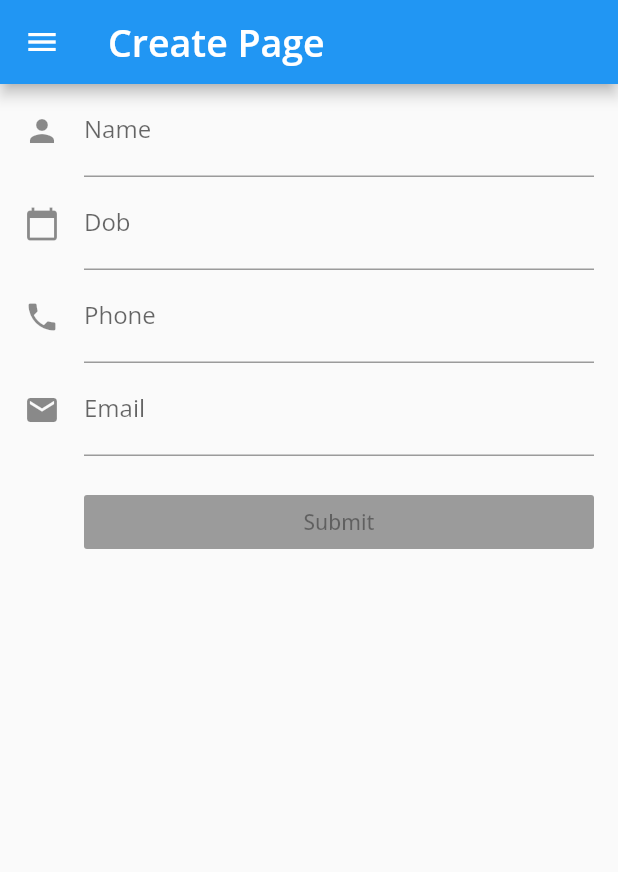
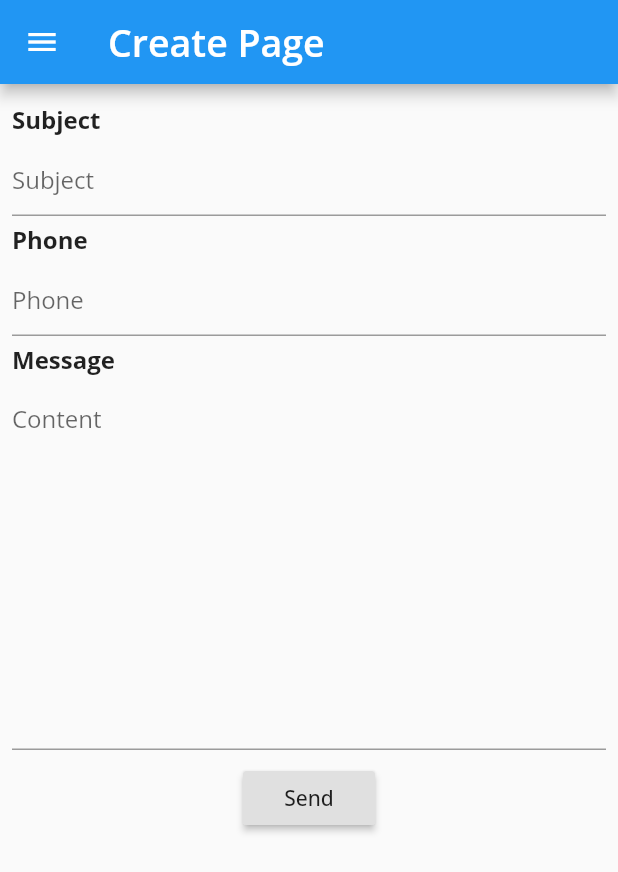
Before and after one commit to Ember555/simple-flutter, a Flutter app: the SecondScreen screen opened by its route, on a phone screen of 412 x 824 dp. Shown: the top 872 px of the screen. Run offline on Flutter 3.47's test engine with Material 2 defaults, Android fonts, the phone set to English and light mode, and no system bars; our stand-ins replace animated_background, carousel_slider; missing offline and left inert: firebase; accounts and stored records are empty; network calls fail.

Commit message:
add json to form lib

```diff
--- a/lib/components/secondPage.dart
+++ b/lib/components/secondPage.dart
@@ -1,5 +1,7 @@
 import 'package:flutter/material.dart';
-import 'package:flutter/services.dart';
+// import 'package:flutter/services.dart';
+import '../helper/jsonForm.dart';
+import 'dart:convert';
 
 class SecondScreen extends StatefulWidget {
   @override
@@ -9,7 +11,13 @@ class SecondScreen extends StatefulWidget {
 }
 
 class _SecondScreen extends State<SecondScreen> {
-  final GlobalKey<FormState> _formKey = GlobalKey<FormState>();
+  // final GlobalKey<FormState> _formKey = GlobalKey<FormState>();
+  String form = json.encode([
+    {'type': 'Input', 'title': 'Subject', 'placeholder': "Subject"},
+    {'type': 'Number', 'title': 'Phone', 'placeholder': "Phone"},
+    {'type': 'TareaText', 'title': 'Message', 'placeholder': "Content"},
+  ]);
+  dynamic response;
 
   @override
   Widget build(BuildContext context) {
@@ -68,59 +76,78 @@ class _SecondScreen extends State<SecondScreen> {
           ],
         ),
       ),
-      body: SafeArea(
-        top: false,
-        bottom: false,
-        child: Form(
-          key: _formKey,
-          autovalidate: true,
-          child: ListView(
-            padding: EdgeInsets.symmetric(horizontal: 16.0),
-            children: <Widget>[
-              TextFormField(
-                decoration: InputDecoration(
-                  icon: Icon(Icons.person),
-                  hintText: 'Enter your first and last name',
-                  labelText: 'Name',
-                ),
-              ),
-              TextFormField(
-                decoration: InputDecoration(
-                  icon: Icon(Icons.calendar_today),
-                  hintText: 'Enter your date of birth',
-                  labelText: 'Dob',
-                ),
-                keyboardType: TextInputType.datetime,
-              ),
-              TextFormField(
-                decoration: InputDecoration(
-                  icon: Icon(Icons.phone),
-                  hintText: 'Enter a phone number',
-                  labelText: 'Phone',
-                ),
-                keyboardType: TextInputType.phone,
-                inputFormatters: [
-                  WhitelistingTextInputFormatter.digitsOnly,
-                ],
-              ),
-              TextFormField(
-                decoration: InputDecoration(
-                  icon: Icon(Icons.email),
-                  hintText: 'Enter a email address',
-                  labelText: 'Email',
-                ),
-                keyboardType: TextInputType.emailAddress,
-              ),
-              Container(
-                  padding: EdgeInsets.only(left: 40.0, top: 20.0),
-                  child: RaisedButton(
-                    child: Text('Submit'),
-                    onPressed: null,
-                  )),
-            ],
-          ),
+      body: SingleChildScrollView(
+        child: Container(
+          child: Column(children: <Widget>[
+            CoreForm(
+              form: form,
+              onChanged: (dynamic response) {
+                this.response = response;
+              },
+            ),
+            RaisedButton(
+                child: Text('Send'),
+                onPressed: () {
+                  var toInt =
+                      int.parse(this.response[1]['response'].toString());
+                  print(toInt);
+                })
+          ]),
         ),
       ),
+      // SafeArea(
+      //   top: false,
+      //   bottom: false,
+      //   child: Form(
+      //     key: _formKey,
+      //     autovalidate: true,
+      //     child: ListView(
+      //       padding: EdgeInsets.symmetric(horizontal: 16.0),
+      //       children: <Widget>[
+      //         TextFormField(
+      //           decoration: InputDecoration(
+      //             icon: Icon(Icons.person),
+      //             hintText: 'Enter your first and last name',
+      //             labelText: 'Name',
+      //           ),
+      //         ),
+      //         TextFormField(
+      //           decoration: InputDecoration(
+      //             icon: Icon(Icons.calendar_today),
+      //             hintText: 'Enter your date of birth',
+      //             labelText: 'Dob',
+      //           ),
+      //           keyboardType: TextInputType.datetime,
+      //         ),
+      //         TextFormField(
+      //           decoration: InputDecoration(
+      //             icon: Icon(Icons.phone),
+      //             hintText: 'Enter a phone number',
+      //             labelText: 'Phone',
+      //           ),
+      //           keyboardType: TextInputType.phone,
+      //           inputFormatters: [
+      //             WhitelistingTextInputFormatter.digitsOnly,
+      //           ],
+      //         ),
+      //         TextFormField(
+      //           decoration: InputDecoration(
+      //             icon: Icon(Icons.email),
+      //             hintText: 'Enter a email address',
+      //             labelText: 'Email',
+      //           ),
+      //           keyboardType: TextInputType.emailAddress,
+      //         ),
+      //         Container(
+      //             padding: EdgeInsets.only(left: 40.0, top: 20.0),
+      //             child: RaisedButton(
+      //               child: Text('Submit'),
+      //               onPressed: null,
+      //             )),
+      //       ],
+      //     ),
+      //   ),
+      // ),
     );
   }
 }
--- /dev/null
+++ b/lib/helper/jsonForm.dart
@@ -0,0 +1,148 @@
+import 'dart:convert';
+import 'package:flutter/material.dart';
+import 'package:flutter/services.dart';
+import 'package:meta/meta.dart';
+
+class CoreForm extends StatefulWidget {
+  const CoreForm({
+    @required this.form,
+    @required this.onChanged,
+    this.padding,
+    this.form_map,
+  });
+
+  final String form;
+  final dynamic form_map;
+  final double padding;
+  final ValueChanged<dynamic> onChanged;
+
+  @override
+  _CoreFormState createState() => _CoreFormState(form_map ?? json.decode(form));
+}
+
+class _CoreFormState extends State<CoreForm> {
+  final dynamic form_items;
+
+  int radioValue;
+
+  List<Widget> JsonToForm() {
+    List<Widget> list_widget = List<Widget>();
+
+    for (var count = 0; count < form_items.length; count++) {
+      Map item = form_items[count];
+
+      if (item['type'] == "Input" ||
+          item['type'] == "Password" ||
+          item['type'] == "Email" ||
+          item['type'] == "TareaText" ||
+          item['type'] == "Number") {
+        list_widget.add(Container(
+            padding: EdgeInsets.only(top: 5.0, bottom: 5.0),
+            child: Text(
+              item['title'],
+              style: TextStyle(fontWeight: FontWeight.bold, fontSize: 16.0),
+            )));
+        list_widget.add(TextField(
+          keyboardType: item['type'] == "Number"
+              ? TextInputType.number
+              : TextInputType.text,
+          inputFormatters: item['type'] == "Number"
+              ? [
+                  WhitelistingTextInputFormatter.digitsOnly,
+                ]
+              : [],
+          controller: null,
+          decoration: InputDecoration(
+            hintText: item['placeholder'] ?? "",
+          ),
+          maxLines: item['type'] == "TareaText" ? 10 : 1,
+          onChanged: (String value) {
+            form_items[count]['response'] = value;
+            _handleChanged();
+          },
+          obscureText: item['type'] == "Password" ? true : false,
+        ));
+      }
+
+      if (item['type'] == "RadioButton") {
+        list_widget.add(Container(
+            margin: EdgeInsets.only(top: 5.0, bottom: 5.0),
+            child: Text(item['title'],
+                style:
+                    TextStyle(fontWeight: FontWeight.bold, fontSize: 16.0))));
+        radioValue = item['value'];
+        for (var i = 0; i < item['list'].length; i++) {
+          list_widget.add(Row(children: <Widget>[
+            Expanded(child: Text(form_items[count]['list'][i]['title'])),
+            Radio<int>(
+                value: form_items[count]['list'][i]['value'],
+                groupValue: radioValue,
+                onChanged: (int value) {
+                  this.setState(() {
+                    radioValue = value;
+                    form_items[count]['value'] = value;
+                    _handleChanged();
+                  });
+                })
+          ]));
+        }
+      }
+
+      if (item['type'] == "Switch") {
+        list_widget.add(
+          Row(children: <Widget>[
+            Expanded(child: Text(item['title'])),
+            Switch(
+                value: item['switchValue'],
+                onChanged: (bool value) {
+                  this.setState(() {
+                    form_items[count]['switchValue'] = value;
+                    _handleChanged();
+                  });
+                })
+          ]),
+        );
+      }
+
+      if (item['type'] == "Checkbox") {
+        list_widget.add(Container(
+            margin: EdgeInsets.only(top: 5.0, bottom: 5.0),
+            child: Text(item['title'],
+                style:
+                    TextStyle(fontWeight: FontWeight.bold, fontSize: 16.0))));
+        for (var i = 0; i < item['list'].length; i++) {
+          list_widget.add(Row(children: <Widget>[
+            Expanded(child: Text(form_items[count]['list'][i]['title'])),
+            Checkbox(
+                value: form_items[count]['list'][i]['value'],
+                onChanged: (bool value) {
+                  this.setState(() {
+                    form_items[count]['list'][i]['value'] = value;
+                    _handleChanged();
+                  });
+                })
+          ]));
+        }
+      }
+    }
+    return list_widget;
+  }
+
+  _CoreFormState(this.form_items);
+
+  void _handleChanged() {
+    widget.onChanged(form_items);
+  }
+
+  @override
+  Widget build(BuildContext context) {
+    // TODO: implement build
+    return Container(
+      padding: EdgeInsets.all(widget.padding ?? 8.0),
+      child: Column(
+        crossAxisAlignment: CrossAxisAlignment.stretch,
+        children: JsonToForm(),
+      ),
+    );
+  }
+}
--- a/lib/main.dart
+++ b/lib/main.dart
@@ -8,7 +8,7 @@ import 'package:firebase/firebase.dart';
 void main() {
   // before using firebase you must import script in web/index.html
   initializeApp(
-    apiKey: "AIzaSyBdz6ZbIFA5vbrLRoyQudWntdbS0g-YhjQ",
+    apiKey: "{api_key}",
     authDomain: "lucky-draw-251307.firebaseapp.com",
     databaseURL: "https://lucky-draw-251307.firebaseio.com",
     projectId: "lucky-draw-251307",
```
Also changed, not shown: 1 other file.
